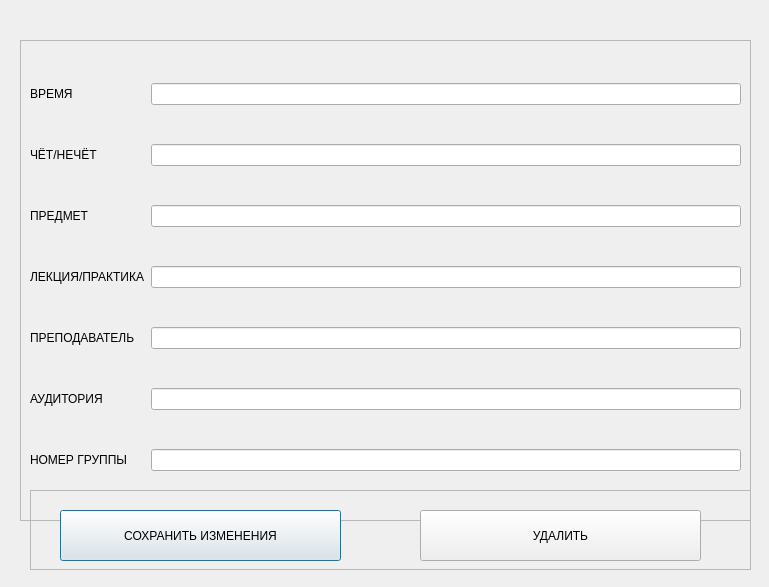
Qt form EditWindow.ui (papuelo/SCProjectSRC) before a commit.
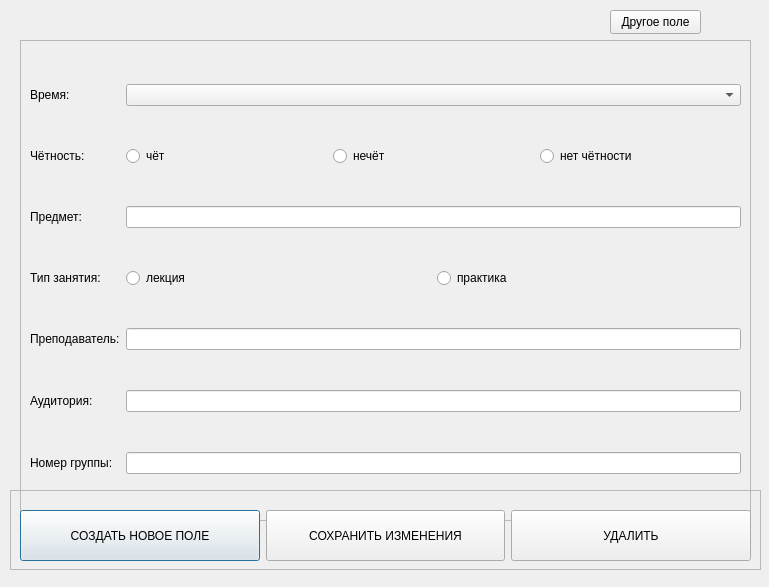
The same form after that commit.

```diff
--- a/EditWindow.ui
+++ b/EditWindow.ui
@@ -32,54 +32,95 @@
     <item row="0" column="0">
      <widget class="QLabel" name="timeELABE">
       <property name="text">
-       <string>ВРЕМЯ</string>
+       <string>Время:</string>
       </property>
      </widget>
     </item>
     <item row="5" column="1">
      <widget class="QLineEdit" name="roomETEXT"/>
     </item>
-    <item row="4" column="0">
-     <widget class="QLabel" name="teacherELABE">
-      <property name="text">
-       <string>ПРЕПОДАВАТЕЛЬ</string>
-      </property>
-     </widget>
-    </item>
     <item row="2" column="1">
      <widget class="QLineEdit" name="subjectETEXT"/>
     </item>
-    <item row="1" column="0">
-     <widget class="QLabel" name="nechotELABE">
+    <item row="1" column="1">
+     <layout class="QHBoxLayout" name="horizontalLayout">
+      <item>
+       <widget class="QRadioButton" name="radChot">
+        <property name="text">
+         <string>чёт</string>
+        </property>
+       </widget>
+      </item>
+      <item>
+       <widget class="QRadioButton" name="radNech">
+        <property name="text">
+         <string>нечёт</string>
+        </property>
+       </widget>
+      </item>
+      <item>
+       <widget class="QRadioButton" name="radNo">
+        <property name="text">
+         <string>нет чётности</string>
+        </property>
+       </widget>
+      </item>
+     </layout>
+    </item>
+    <item row="4" column="0">
+     <widget class="QLabel" name="teacherELABE">
       <property name="text">
-       <string>ЧЁТ/НЕЧЁТ</string>
+       <string>Преподаватель:</string>
       </property>
      </widget>
     </item>
-    <item row="6" column="1">
-     <widget class="QLineEdit" name="groupETEXT"/>
-    </item>
     <item row="6" column="0">
      <widget class="QLabel" name="groupELABE">
       <property name="text">
-       <string>НОМЕР ГРУППЫ</string>
-      </property>
-     </widget>
-    </item>
-    <item row="1" column="1">
-     <widget class="QLineEdit" name="nechotETEXT"/>
-    </item>
-    <item row="5" column="0">
-     <widget class="QLabel" name="roomELABE">
-      <property name="text">
-       <string>АУДИТОРИЯ</string>
+       <string>Номер группы:</string>
       </property>
      </widget>
     </item>
     <item row="3" column="0">
      <widget class="QLabel" name="lessonELABE">
+      <property name="sizePolicy">
+       <sizepolicy hsizetype="Preferred" vsizetype="Fixed">
+        <horstretch>0</horstretch>
+        <verstretch>0</verstretch>
+       </sizepolicy>
+      </property>
       <property name="text">
-       <string>ЛЕКЦИЯ/ПРАКТИКА</string>
+       <string>Тип занятия:</string>
+      </property>
+     </widget>
+    </item>
+    <item row="2" column="0">
+     <widget class="QLabel" name="subjectELABE">
+      <property name="text">
+       <string>Предмет:</string>
+      </property>
+     </widget>
+    </item>
+    <item row="5" column="0">
+     <widget class="QLabel" name="roomELABE">
+      <property name="text">
+       <string>Аудитория:</string>
+      </property>
+     </widget>
+    </item>
+    <item row="6" column="1">
+     <widget class="QLineEdit" name="groupETEXT"/>
+    </item>
+    <item row="1" column="0">
+     <widget class="QLabel" name="nechotELABE">
+      <property name="sizePolicy">
+       <sizepolicy hsizetype="Preferred" vsizetype="Fixed">
+        <horstretch>0</horstretch>
+        <verstretch>0</verstretch>
+       </sizepolicy>
+      </property>
+      <property name="text">
+       <string>Чётность:</string>
       </property>
      </widget>
     </item>
@@ -87,30 +128,34 @@
      <widget class="QLineEdit" name="teacherETEXT"/>
     </item>
     <item row="3" column="1">
-     <widget class="QLineEdit" name="lessonETEXT"/>
+     <layout class="QHBoxLayout" name="horizontalLayout_2">
+      <item>
+       <widget class="QRadioButton" name="radLec">
+        <property name="text">
+         <string>лекция</string>
+        </property>
+       </widget>
+      </item>
+      <item>
+       <widget class="QRadioButton" name="radPrac">
+        <property name="text">
+         <string>практика</string>
+        </property>
+       </widget>
+      </item>
+     </layout>
     </item>
     <item row="0" column="1">
-     <widget class="QLineEdit" name="timeETEXT">
-      <property name="readOnly">
-       <bool>false</bool>
-      </property>
-     </widget>
-    </item>
-    <item row="2" column="0">
-     <widget class="QLabel" name="subjectELABE">
-      <property name="text">
-       <string>ПРЕДМЕТ</string>
-      </property>
-     </widget>
+     <widget class="QComboBox" name="timeBox"/>
     </item>
    </layout>
   </widget>
   <widget class="QFrame" name="frame">
    <property name="geometry">
     <rect>
-     <x>30</x>
+     <x>10</x>
      <y>490</y>
-     <width>721</width>
+     <width>751</width>
      <height>80</height>
     </rect>
    </property>
@@ -120,32 +165,70 @@
    <property name="frameShadow">
     <enum>QFrame::Shadow::Raised</enum>
    </property>
-   <widget class="QPushButton" name="saveButton">
+   <widget class="QWidget" name="">
     <property name="geometry">
      <rect>
-      <x>30</x>
+      <x>10</x>
       <y>20</y>
-      <width>281</width>
+      <width>731</width>
       <height>51</height>
      </rect>
     </property>
-    <property name="text">
-     <string>СОХРАНИТЬ ИЗМЕНЕНИЯ</string>
-    </property>
+    <layout class="QHBoxLayout" name="horizontalLayout_3">
+     <item>
+      <widget class="QPushButton" name="createButton">
+       <property name="sizePolicy">
+        <sizepolicy hsizetype="Minimum" vsizetype="Preferred">
+         <horstretch>0</horstretch>
+         <verstretch>0</verstretch>
+        </sizepolicy>
+       </property>
+       <property name="text">
+        <string>СОЗДАТЬ НОВОЕ ПОЛЕ</string>
+       </property>
+      </widget>
+     </item>
+     <item>
+      <widget class="QPushButton" name="saveButton">
+       <property name="sizePolicy">
+        <sizepolicy hsizetype="Minimum" vsizetype="Preferred">
+         <horstretch>0</horstretch>
+         <verstretch>0</verstretch>
+        </sizepolicy>
+       </property>
+       <property name="text">
+        <string>СОХРАНИТЬ ИЗМЕНЕНИЯ</string>
+       </property>
+      </widget>
+     </item>
+     <item>
+      <widget class="QPushButton" name="deleteButton">
+       <property name="sizePolicy">
+        <sizepolicy hsizetype="Minimum" vsizetype="Preferred">
+         <horstretch>0</horstretch>
+         <verstretch>0</verstretch>
+        </sizepolicy>
+       </property>
+       <property name="text">
+        <string>УДАЛИТЬ</string>
+       </property>
+      </widget>
+     </item>
+    </layout>
    </widget>
-   <widget class="QPushButton" name="deleteButton">
-    <property name="geometry">
-     <rect>
-      <x>390</x>
-      <y>20</y>
-      <width>281</width>
-      <height>51</height>
-     </rect>
-    </property>
-    <property name="text">
-     <string>УДАЛИТЬ</string>
-    </property>
-   </widget>
+  </widget>
+  <widget class="QPushButton" name="nextBtn">
+   <property name="geometry">
+    <rect>
+     <x>610</x>
+     <y>10</y>
+     <width>91</width>
+     <height>24</height>
+    </rect>
+   </property>
+   <property name="text">
+    <string>Другое поле</string>
+   </property>
   </widget>
  </widget>
  <resources/>
```
